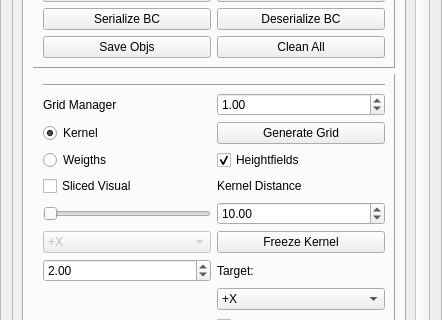
First picture: the form in GUI/managers/enginemanager.ui, repository alemuntoni/HeightFieldDecomposition, before the edit; both pictures show x 0 to 442 and y 166 to 486 of the 442 by 821 pixel window.
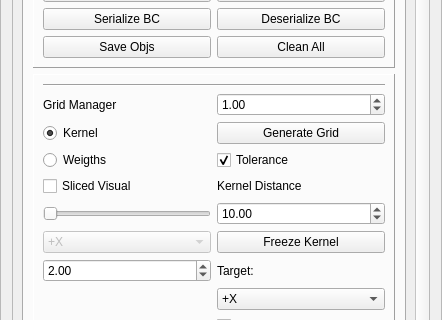
Second picture: the form after the edit.

The edit to the form file:
```diff
--- a/GUI/managers/enginemanager.ui
+++ b/GUI/managers/enginemanager.ui
@@ -62,7 +62,7 @@
       <property name="geometry">
        <rect>
         <x>0</x>
-        <y>-229</y>
+        <y>0</y>
         <width>406</width>
         <height>1127</height>
        </rect>
@@ -372,7 +372,7 @@
               <item row="3" column="1">
                <widget class="QCheckBox" name="heightfieldsCheckBox">
                 <property name="text">
-                 <string>Heightfields</string>
+                 <string>Tolerance</string>
                 </property>
                 <property name="checked">
                  <bool>true</bool>
```
